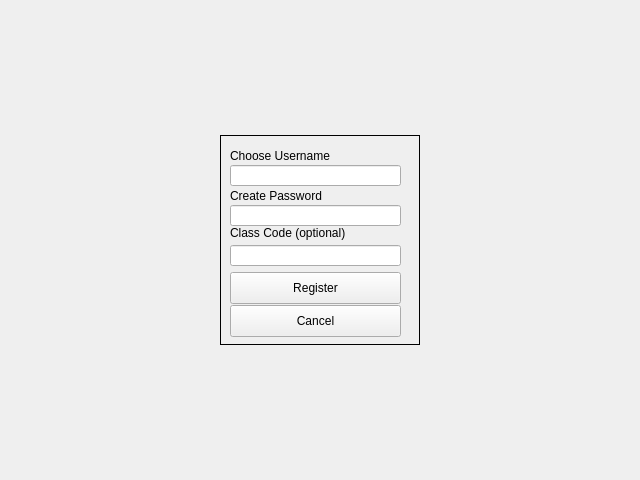
This is Client/studreg.ui in DatabasesWorks/Stacked_EducationalPlatform as Qt 5 draws it before an edit. The edited form follows.
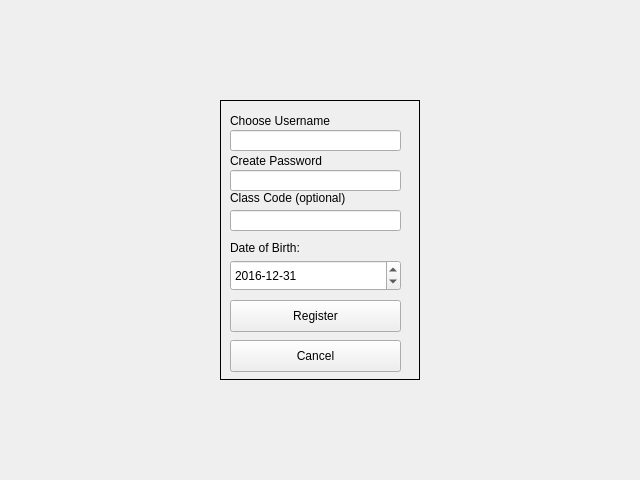
This is the edited form.

Commit message: Added date of birth for student and teacher registration and added a new SQL file for Database

What changed in the file:
```diff
--- a/Client/studreg.ui
+++ b/Client/studreg.ui
@@ -27,7 +27,7 @@
        <property name="minimumSize">
         <size>
          <width>200</width>
-         <height>210</height>
+         <height>280</height>
         </size>
        </property>
        <property name="autoFillBackground">
@@ -109,7 +109,7 @@
         <property name="geometry">
          <rect>
           <x>10</x>
-          <y>137</y>
+          <y>200</y>
           <width>171</width>
           <height>32</height>
          </rect>
@@ -122,7 +122,7 @@
         <property name="geometry">
          <rect>
           <x>10</x>
-          <y>170</y>
+          <y>240</y>
           <width>171</width>
           <height>32</height>
          </rect>
@@ -131,6 +131,39 @@
          <string>Cancel</string>
         </property>
        </widget>
+       <widget class="QLabel" name="classLabel_2">
+        <property name="geometry">
+         <rect>
+          <x>10</x>
+          <y>140</y>
+          <width>151</width>
+          <height>16</height>
+         </rect>
+        </property>
+        <property name="text">
+         <string>Date of Birth:</string>
+        </property>
+       </widget>
+       <widget class="QDateEdit" name="dobEntry">
+        <property name="geometry">
+         <rect>
+          <x>10</x>
+          <y>160</y>
+          <width>171</width>
+          <height>31</height>
+         </rect>
+        </property>
+        <property name="displayFormat">
+         <string>yyyy-MM-dd</string>
+        </property>
+        <property name="date">
+         <date>
+          <year>2016</year>
+          <month>12</month>
+          <day>31</day>
+         </date>
+        </property>
+       </widget>
       </widget>
      </item>
     </layout>
```
The commit also changes 6 other files.
